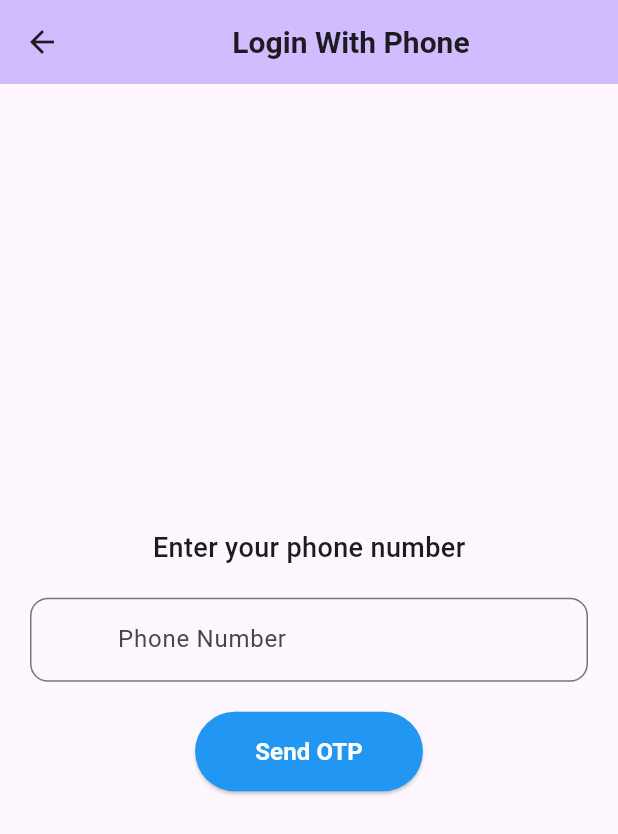
After one commit to bipin24746/chat_app, a Flutter app: the LoginWithPhoneNumber screen opened by its route, on a phone screen of 412 x 824 dp. The commit adds this screen. Shown: the top 834 px of the screen. Run offline on Flutter 3.47's test engine with Material 3 defaults, Android fonts, the phone set to English and light mode, and no system bars; our stand-ins replace auto_route, bloc, firebase_auth, firebase_core, fluttertoast; accounts and stored records are empty; generated files the repository leaves out were written again; network calls fail.

Commit message:
login with mobile number remaining

```diff
--- /dev/null
+++ b/lib/features/auth_screen/presentation/login_with_phone_number/login_with_phone_number.dart
@@ -0,0 +1,112 @@
+import 'package:auto_route/annotations.dart';
+import 'package:auto_route/auto_route.dart';
+import 'package:chat_app/router/app_router.gr.dart';
+import 'package:chat_app/utils/utils.dart';
+import 'package:firebase_auth/firebase_auth.dart';
+import 'package:flutter/material.dart';
+
+@RoutePage()
+class LoginWithPhoneNumber extends StatefulWidget {
+  const LoginWithPhoneNumber({super.key});
+
+  @override
+  State<LoginWithPhoneNumber> createState() => _LoginWithPhoneNumberState();
+}
+
+class _LoginWithPhoneNumberState extends State<LoginWithPhoneNumber> {
+  bool loading = false;
+
+  final phoneController = TextEditingController();
+  final auth = FirebaseAuth.instance;
+
+  @override
+  void dispose() {
+    phoneController.dispose();
+    super.dispose();
+  }
+
+  void _onSendOtpPressed() {
+    final phone = phoneController.text.trim();
+
+    if (phone.isEmpty || phone.length < 10) {
+      ScaffoldMessenger.of(context).showSnackBar(
+        const SnackBar(content: Text('Please enter a valid phone number')),
+      );
+      return;
+    }
+
+    // Placeholder for logic
+    ScaffoldMessenger.of(context).showSnackBar(
+      SnackBar(content: Text('Sending OTP to +977 $phone')),
+    );
+  }
+
+  @override
+  Widget build(BuildContext context) {
+    return Scaffold(
+      appBar: AppBar(
+        title: const Center(
+          child: Text(
+            'Login With Phone',
+            style: TextStyle(fontWeight: FontWeight.bold, fontSize: 20),
+          ),
+        ),
+      ),
+      body: Padding(
+        padding: const EdgeInsets.all(20),
+        child: Column(
+          mainAxisAlignment: MainAxisAlignment.center,
+          children: [
+            const Text(
+              'Enter your phone number',
+              style: TextStyle(fontSize: 18, fontWeight: FontWeight.w500),
+            ),
+            const SizedBox(height: 20),
+            TextFormField(
+              controller: phoneController,
+              keyboardType: TextInputType.phone,
+              decoration: InputDecoration(
+                hintText: 'Phone Number',
+                border: OutlineInputBorder(
+                  borderRadius: BorderRadius.circular(12),
+                ),
+                prefixText: '+977 ',
+              ),
+            ),
+            const SizedBox(height: 20),
+            ElevatedButton(
+              style: ElevatedButton.styleFrom(
+                backgroundColor: Colors.blue,
+                padding:
+                    const EdgeInsets.symmetric(horizontal: 40, vertical: 15),
+              ),
+              onPressed: () {
+                _onSendOtpPressed();
+                auth.verifyPhoneNumber(
+                    phoneNumber: phoneController.text,
+                    verificationCompleted: (_) {},
+                    verificationFailed: (e) {
+                      Utils().toastMessage(e.toString());
+                    },
+                    codeSent: (String verificationId, int? token) {
+                      AutoRouter.of(context).push( VerifyOtpScreenRoute(verificationId: verificationId));
+                    },
+                    codeAutoRetrievalTimeout: (e) {
+                      Utils().toastMessage(e.toString());
+                    });
+              },
+              child: const Text(
+                'Send OTP',
+                style: TextStyle(
+                  fontWeight: FontWeight.bold,
+                  fontSize: 16,
+                  color: Colors.white,
+                ),
+              ),
+            ),
+          ],
+        ),
+      ),
+    );
+  }
+}
--- a/lib/router/router.dart
+++ b/lib/router/router.dart
@@ -9,6 +9,8 @@ class AppRouter extends RootStackRouter{
     AutoRoute(page: SplashScreenRoute.page,path: '/'),
     AutoRoute(page: LoginScreenRoute.page),
     AutoRoute(page: RegisterScreenRoute.page),
-    AutoRoute(page: HomeScreenRoute.page)
+    AutoRoute(page: HomeScreenRoute.page),
+    AutoRoute(page: LoginWithPhoneNumberRoute.page),
+    AutoRoute(page: VerifyOtpScreenRoute.page)
   ];
 }
```
Also changed, not shown: lib/features/auth_screen/presentation/login_screen/login_screen.dart (+26 -7 lines), lib/features/auth_screen/presentation/login_with_phone_number/verify_code.dart (added, +94 -0 lines), lib/router/app_router.gr.dart.
